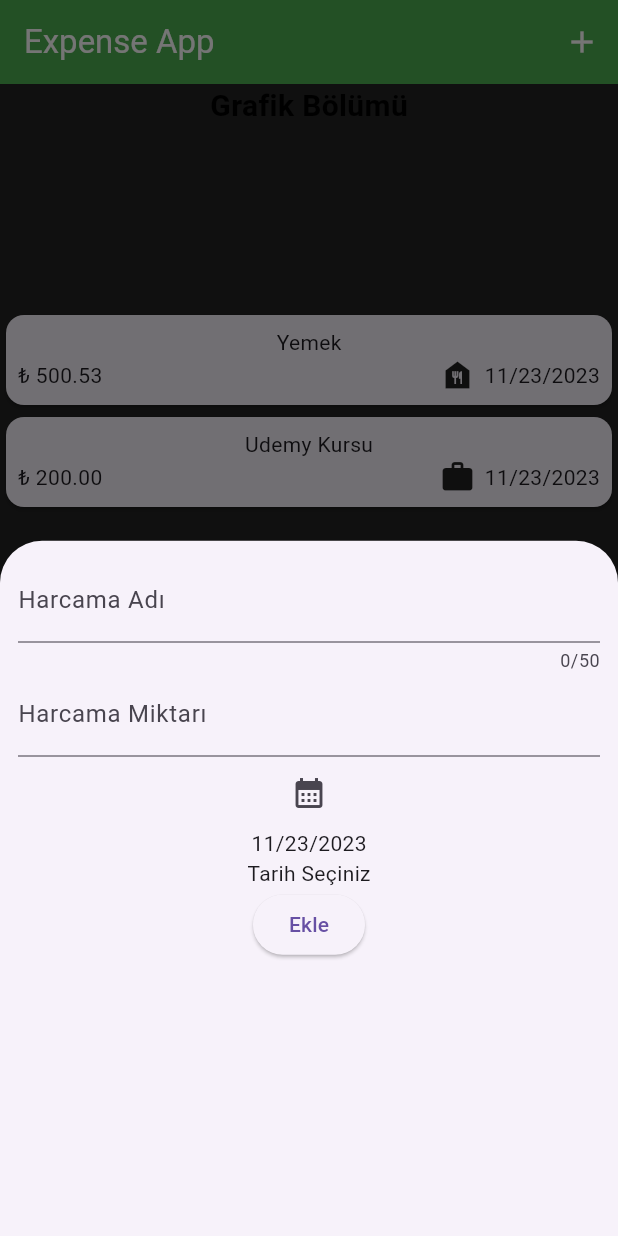
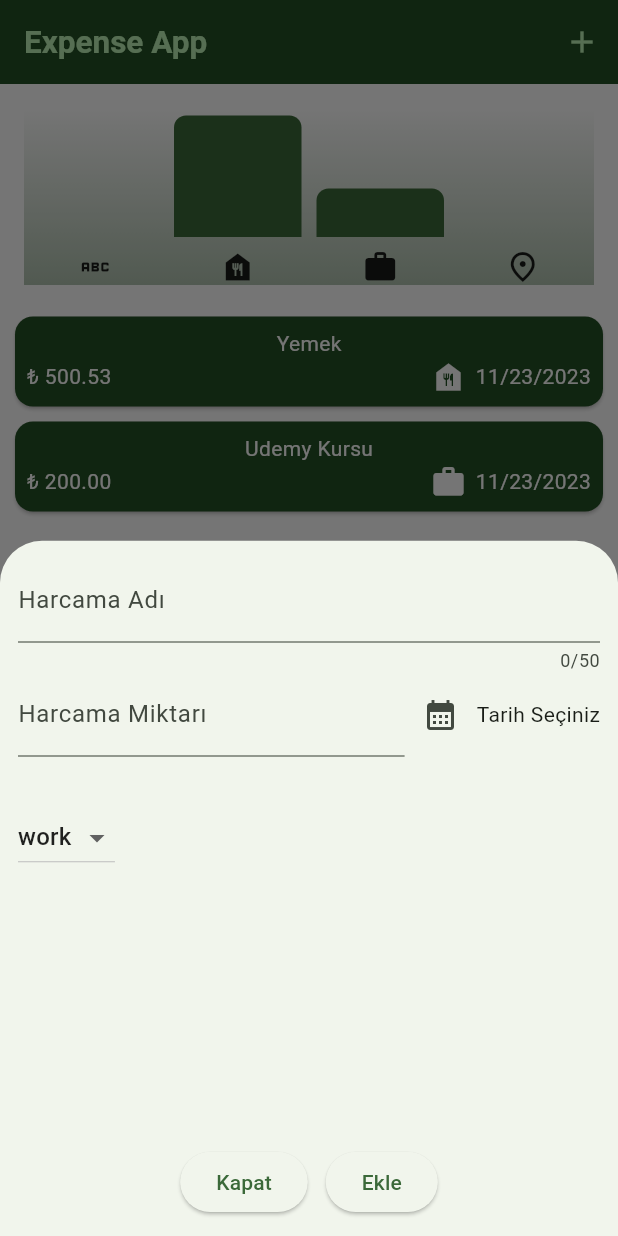
Before and after one commit to BurakCanOzguc/workshops, a Flutter app: the screen it shows after launch, after a tap on the "add" icon, on a phone screen of 412 x 824 dp. Run offline on Flutter 3.47's test engine with Material 2 defaults, Android fonts, the phone set to English and light mode, and no system bars.

Commit message:
expenseApp Tam

```diff
--- a/expenseapp/lib/main.dart
+++ b/expenseapp/lib/main.dart
@@ -1,9 +1,33 @@
 import 'package:expenseapp/pages/main_page.dart';
 import 'package:flutter/material.dart';
 
+ColorScheme colorScheme1 = ColorScheme.fromSeed(seedColor: Colors.green);
+ColorScheme colorScheme2 = ColorScheme.fromSeed(seedColor: Colors.yellow);
+
 void main() {
-  runApp(MaterialApp(
-      theme: ThemeData(useMaterial3: true),
+  runApp(
+    MaterialApp(
       debugShowCheckedModeBanner: false,
-      home: const MainPage()));
+      theme: ThemeData(
+          useMaterial3: true,
+          colorScheme: colorScheme1,
+          appBarTheme: AppBarTheme(
+              backgroundColor: colorScheme1.onPrimaryContainer,
+              foregroundColor: colorScheme1.primaryContainer),
+          cardTheme: CardTheme(
+            color: colorScheme1.onPrimaryContainer,
+            margin: EdgeInsets.symmetric(horizontal: 10, vertical: 5),
+          ),
+          textTheme: ThemeData().textTheme.copyWith(
+                titleLarge:
+                    TextStyle(fontWeight: FontWeight.bold, fontSize: 21),
+                bodyMedium: TextStyle(),
+              )),
+      home: const MainPage(),
+    ),
+  );
 }
+// Uygulamanıza bir renk paleti oluşturmak ve global theme kuralları uygulamak
+// ARAŞTIRMA VE UYGULAMA
+// Silme işleminde bir snackbar gösterilmesi ve snackbarın undo butonuna tıklandığında silinen verinin
+// geri getirilmesi..
--- a/expenseapp/lib/models/expense.dart
+++ b/expenseapp/lib/models/expense.dart
@@ -26,6 +26,25 @@ class Expense {
   final double price;
   final DateTime date;
   final Category category;
+  // belirli kategoriler
+  // enum
+}
+
+class CategoryExpenses {
+  const CategoryExpenses({required this.category, required this.expenses});
+
+  final Category category;
+  final List<Expense> expenses;
+
+  double get totalCategoryPrice {
+    double sum = 0;
+
+    expenses.forEach((expense) {
+      sum += expense.price;
+    });
+
+    return sum;
+  }
 }
 
 // int,long => 1,2,3,4,5,99999999
--- a/expenseapp/lib/pages/expenses_page.dart
+++ b/expenseapp/lib/pages/expenses_page.dart
@@ -1,52 +1,50 @@
+import 'dart:math';
+
 import 'package:expenseapp/models/expense.dart';
+import 'package:expenseapp/widget/chart.dart';
 import 'package:expenseapp/widget/expense_item.dart';
 import 'package:flutter/material.dart';
 
 class ExpensesPage extends StatefulWidget {
-  const ExpensesPage({Key? key}) : super(key: key);
+  const ExpensesPage(this.expenses, this.onRemove, {Key? key})
+      : super(key: key);
+  final List<Expense> expenses;
+  final void Function(Expense expense) onRemove;
 
   @override
   _ExpensesPageState createState() => _ExpensesPageState();
 }
 
 class _ExpensesPageState extends State<ExpensesPage> {
-  List<Expense> expenses = [
-    Expense(
-        name: "Yemek",
-        price: 500.529,
-        date: DateTime.now(),
-        category: Category.food),
-    Expense(
-        name: "Udemy Kursu",
-        price: 200,
-        date: DateTime.now(),
-        category: Category.work),
-  ];
-
   @override
   Widget build(BuildContext context) {
     return Center(
       child: Column(mainAxisAlignment: MainAxisAlignment.center, children: [
-        const SizedBox(
+        SizedBox(
           height: 150,
-          child: Text(
-            "Grafik Bölümü",
-            style: TextStyle(
-                color: Colors.black, fontSize: 20, fontWeight: FontWeight.bold),
-          ),
+          child: Chart(allExpenses: widget.expenses),
         ),
         Expanded(
           child: ListView.builder(
-              itemCount: expenses.length,
+              itemCount: widget.expenses.length,
               itemBuilder: (context, index) {
-                return ExpenseItem(expenses[index]);
+                return Dismissible(
+                  key: ValueKey(widget.expenses[index]),
+                  child: ExpenseItem(widget.expenses[index]),
+                  onDismissed: (direction) {
+                    // if (direction == DismissDirection.startToEnd) {
+                    //   // eğer soldan sağa kaydırılmışsa..
+                    // }
+                    //print(direction);
+                    widget.onRemove(widget.expenses[index]);
+                  },
+                );
               }),
-        ),
-        const SizedBox(
-          height: 150,
-          child: Text("Burası bottom bar."),
         )
       ]),
     );
   }
 }
+
+// listeden veri silme ve alt başlıkları
+// theming ve alt başlıkları
--- a/expenseapp/lib/pages/main_page.dart
+++ b/expenseapp/lib/pages/main_page.dart
@@ -1,3 +1,5 @@
+import 'package:expenseapp/main.dart';
+import 'package:expenseapp/models/expense.dart';
 import 'package:expenseapp/pages/expenses_page.dart';
 import 'package:expenseapp/widget/new_expense.dart';
 import 'package:flutter/material.dart';
@@ -10,30 +12,68 @@ class MainPage extends StatefulWidget {
 }
 
 class _MainPageState extends State<MainPage> {
+  List<Expense> expenses = [
+    Expense(
+        name: "Yemek",
+        price: 500.529,
+        date: DateTime.now(),
+        category: Category.food),
+    Expense(
+        name: "Udemy Kursu",
+        price: 200,
+        date: DateTime.now(),
+        category: Category.work),
+  ];
+
+  addExpense(Expense expense) {
+    setState(() {
+      expenses.add(expense);
+    });
+  }
+
+  removeExpense(Expense expense) {
+    final deletingIndex = expenses.indexOf(expense);
+    setState(() {
+      expenses.remove(expense);
+    });
+    ScaffoldMessenger.of(context)
+        .clearSnackBars(); // o an ekrandaki tüm snackbarlari temizler..
+    ScaffoldMessenger.of(context).showSnackBar(SnackBar(
+      duration: const Duration(seconds: 3),
+      content: const Text("Harcama başarıyla silindi"),
+      action: SnackBarAction(
+          label: 'Geri Al',
+          onPressed: () {
+            setState(() {
+              expenses.insert(deletingIndex,
+                  expense); // insert => belirli bir indexe veri ekler
+              //expenses.add(expense);
+            });
+          }),
+    ));
+  }
+
   @override
   Widget build(BuildContext context) {
     return Scaffold(
       appBar: AppBar(
-        foregroundColor: Colors.white,
-        title: const Text(
-          "Expense App",
-          style: TextStyle(color: Colors.white),
-        ),
-        backgroundColor: Colors.green,
+        title: const Text("Expense App"),
         actions: [
           IconButton(
               onPressed: () {
                 showModalBottomSheet(
                     context: context,
                     builder: (ctx) {
-                      return NewExpense();
+                      return NewExpense(addExpense);
                     });
               },
               icon: const Icon(Icons.add))
         ],
       ),
-      body: const ExpensesPage(),
-      backgroundColor: Colors.black87,
+      body: expenses.length > 0
+          ? ExpensesPage(expenses, removeExpense)
+          : Text("Henüz hiç bir harcama girmediniz.."),
+      backgroundColor: Colors.white,
     );
   }
 }
--- /dev/null
+++ b/expenseapp/lib/widget/chart.dart
@@ -0,0 +1,76 @@
+import 'package:expenseapp/models/expense.dart';
+import 'package:expenseapp/widget/chart_bar.dart';
+import 'package:flutter/material.dart';
+
+class Chart extends StatelessWidget {
+  const Chart({Key? key, required this.allExpenses}) : super(key: key);
+  final List<Expense> allExpenses;
+
+  List<CategoryExpenses> get categoryExpenses {
+    return [
+      CategoryExpenses(
+          category: Category.dress,
+          expenses: allExpenses
+              .where((element) => element.category == Category.dress)
+              .toList()),
+      CategoryExpenses(
+          category: Category.food,
+          expenses: allExpenses
+              .where((element) => element.category == Category.food)
+              .toList()),
+      CategoryExpenses(
+          category: Category.work,
+          expenses: allExpenses
+              .where((element) => element.category == Category.work)
+              .toList()),
+      CategoryExpenses(
+          category: Category.travel,
+          expenses: allExpenses
+              .where((element) => element.category == Category.travel)
+              .toList()),
+    ];
+  }
+
+  double get maxTotal {
+    double maxTotal = 0;
+
+    categoryExpenses.forEach((element) {
+      if (element.totalCategoryPrice > maxTotal)
+        maxTotal = element.totalCategoryPrice;
+    });
+
+    return maxTotal;
+  }
+
+  @override
+  Widget build(BuildContext context) {
+    return Container(
+      width: double.infinity,
+      margin: const EdgeInsets.all(16),
+      decoration: BoxDecoration(
+          gradient: LinearGradient(colors: [
+        Theme.of(context).colorScheme.primary.withOpacity(0.4),
+        Theme.of(context).colorScheme.primary.withOpacity(0)
+      ], begin: Alignment.bottomCenter, end: Alignment.topCenter)),
+      child: Column(children: [
+        Expanded(
+            child: Row(
+          crossAxisAlignment: CrossAxisAlignment.end,
+          children: categoryExpenses
+              .map((element) => ChartBar(
+                    height: element.totalCategoryPrice == 0
+                        ? 0
+                        : element.totalCategoryPrice / maxTotal,
+                  ))
+              .toList(),
+        )),
+        const SizedBox(height: 3),
+        Row(
+            children: categoryExpenses
+                .map((expense) =>
+                    Expanded(child: Icon(categoryIcons[expense.category])))
+                .toList())
+      ]),
+    );
+  }
+}
--- /dev/null
+++ b/expenseapp/lib/widget/chart_bar.dart
@@ -0,0 +1,24 @@
+import 'package:flutter/material.dart';
+
+class ChartBar extends StatelessWidget {
+  const ChartBar({Key? key, required this.height}) : super(key: key);
+  final double height;
+
+  @override
+  Widget build(BuildContext context) {
+    return Expanded(
+      child: Padding(
+        padding: const EdgeInsets.all(5),
+        child: FractionallySizedBox(
+          heightFactor: height, // 0,1 double
+          child: DecoratedBox(
+            decoration: BoxDecoration(
+                shape: BoxShape.rectangle,
+                color: Theme.of(context).colorScheme.primary,
+                borderRadius: BorderRadius.vertical(top: Radius.circular(8))),
+          ),
+        ),
+      ),
+    );
+  }
+}
--- a/expenseapp/lib/widget/expense_item.dart
+++ b/expenseapp/lib/widget/expense_item.dart
@@ -15,15 +15,17 @@ class ExpenseItem extends StatelessWidget {
       child: Padding(
         padding: const EdgeInsets.all(8.0),
         child: Column(children: [
-          Text(expense.name),
+          Text(expense.name, style: TextStyle(color: Colors.white)),
           Row(
             children: [
-              Text(
-                  "₺ ${expense.price.toStringAsFixed(2)}"), // string interpolation
+              Text("₺ ${expense.price.toStringAsFixed(2)}",
+                  style:
+                      TextStyle(color: Colors.white)), // string interpolation
               const Spacer(),
-              Icon(categoryIcons[expense.category]),
+              Icon(categoryIcons[expense.category], color: Colors.white),
               const SizedBox(width: 6),
-              Text(DateFormat.yMd().format(expense.date)),
+              Text(DateFormat.yMd().format(expense.date),
+                  style: TextStyle(color: Colors.white)),
             ],
           )
         ]),
--- a/expenseapp/lib/widget/new_expense.dart
+++ b/expenseapp/lib/widget/new_expense.dart
@@ -1,9 +1,10 @@
+import 'package:expenseapp/models/expense.dart';
 import 'package:flutter/material.dart';
 import 'package:intl/intl.dart';
 
 class NewExpense extends StatefulWidget {
-  const NewExpense({super.key});
-
+  const NewExpense(this.onAdd, {Key? key}) : super(key: key);
+  final void Function(Expense expense) onAdd;
   @override
   _NewExpenseState createState() => _NewExpenseState();
 }
@@ -11,22 +12,36 @@ class NewExpense extends StatefulWidget {
 class _NewExpenseState extends State<NewExpense> {
   var _expenseNameController = TextEditingController();
   var _expensePriceController = TextEditingController();
-  var selectedDate = DateTime.now();
-  var expenseDateController = TextEditingController();
+  DateTime? _selectedDate;
+  Category _selectedCategory = Category.work;
 
-  Future<void> selectDate() async {
-    DateTime? picked = await showDatePicker(
+  void _openDatePicker() async {
+    DateTime today = DateTime.now(); // 16.11.2023
+    // 2022, 11, 16
+    DateTime oneYearAgo = DateTime(today.year - 1, today.month, today.day);
+    // showDatePicker(
+    //         context: context,
+    //         initialDate: today,
+    //         firstDate: oneYearAgo,
+    //         lastDate: today)
+    // .then((value) {
+    //   async işlemden cevap ne zaman gelirse bu bloğu çalıştır..
+    //   print(value);
+    // });
+    // async function => await etmek
+    // nullable
+
+    DateTime? selectedDate = await showDatePicker(
         context: context,
-      initialDate: selectedDate,
-      firstDate: DateTime.now().subtract(const Duration(days: 365)),
-      lastDate: DateTime.now(),
-    );
-
-    if (picked != null) {
+        initialDate: _selectedDate == null ? today : _selectedDate!,
+        firstDate: oneYearAgo,
+        lastDate: today);
     setState(() {
-        selectedDate = picked;
+      _selectedDate = selectedDate;
     });
-    }
+    print("Merhaba");
+    // sync => bir satır çalışmasını bitirmeden alt satıra geçemez.
+    // async => async olan satır sadece tetiklenir kod aşağıya doğru çalışmaya devam eder
   }
 
   @override
@@ -41,31 +56,75 @@ class _NewExpenseState extends State<NewExpense> {
             maxLength: 50,
             decoration: InputDecoration(labelText: "Harcama Adı"),
           ),
-          TextField(
+          Row(
+            children: [
+              Expanded(
+                child: TextField(
                   controller: _expensePriceController,
                   keyboardType: TextInputType.number,
-            decoration: InputDecoration(labelText: "Harcama Miktarı"),
+                  decoration: const InputDecoration(
+                      labelText: "Harcama Miktarı", prefixText: "₺"),
+                ),
               ),
               IconButton(
-            onPressed: () {
-              selectDate();
-            },
-            icon: Icon(Icons.calendar_month),
+                  onPressed: () => _openDatePicker(),
+                  icon: const Icon(Icons.calendar_month)),
+              // ternary operator
+              Text(_selectedDate == null
+                  ? "Tarih Seçiniz"
+                  : DateFormat.yMd().format(_selectedDate!)),
+            ],
+            // String?  a
+            // String => a!
           ),
-          Text(DateFormat.yMd().format(selectedDate)),
-          Text("Tarih Seçiniz"),
-
-          /*ElevatedButton(onPressed:({
-            Navigator.pop(context);
-
-          }), burada en son seçtiği yerden kalmasını sağlyor tkavimin. yani tekrar tıklandığında en son seçtğiği sayfada kalıyor.*/
-
+          const SizedBox(
+            height: 30,
+          ),
+          Row(
+            children: [
+              DropdownButton(
+                  value: _selectedCategory,
+                  items: Category.values.map((category) {
+                    return DropdownMenuItem(
+                        value: category, child: Text(category.name));
+                  }).toList(),
+                  onChanged: (value) {
+                    setState(() {
+                      if (value != null) _selectedCategory = value;
+                    });
+                  })
+            ],
+          ),
+          const Spacer(),
+          Row(
+            mainAxisAlignment: MainAxisAlignment.center,
+            children: [
               ElevatedButton(
                   onPressed: () {
-                print(
-                    "Kaydedilen değer: ${_expenseNameController.text} ${_expensePriceController.text}");
+                    Navigator.pop(context);
                   },
-              child: Text("Ekle"))
+                  child: const Text("Kapat")),
+              const SizedBox(
+                width: 12,
+              ),
+              ElevatedButton(
+                  onPressed: () {
+                    double? price =
+                        double.tryParse(_expensePriceController.text);
+
+                    // validation
+
+                    Expense expense = Expense(
+                        name: _expenseNameController.text,
+                        price: price!,
+                        date: _selectedDate!,
+                        category: _selectedCategory);
+                    widget.onAdd(expense);
+                    Navigator.pop(context);
+                  },
+                  child: Text("Ekle")),
+            ],
+          ),
         ]),
       ),
     );
```
Lines whose indentation alone changed are shown as unchanged.
